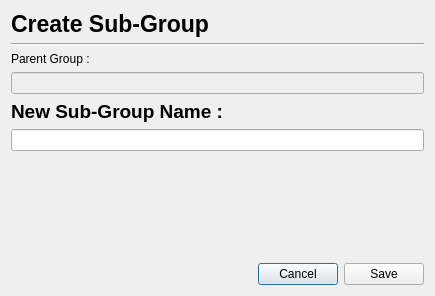
Qt form PhzQtUI/auxdir/PhzQtUI/DialogCreatesSubGroup.ui (astrorama/Phosphoros) before a commit.
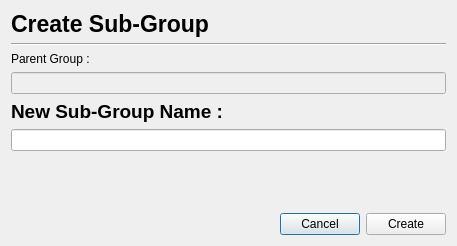
The same form after that commit.

Patch:
```diff
--- a/PhzQtUI/auxdir/PhzQtUI/DialogCreatesSubGroup.ui
+++ b/PhzQtUI/auxdir/PhzQtUI/DialogCreatesSubGroup.ui
@@ -6,8 +6,8 @@
    <rect>
     <x>0</x>
     <y>0</y>
-    <width>435</width>
-    <height>296</height>
+    <width>457</width>
+    <height>246</height>
    </rect>
   </property>
   <property name="windowTitle">
@@ -134,7 +134,7 @@
      <item>
       <widget class="QPushButton" name="pushButton">
        <property name="text">
-        <string>Save</string>
+        <string>Create</string>
        </property>
       </widget>
      </item>
```
